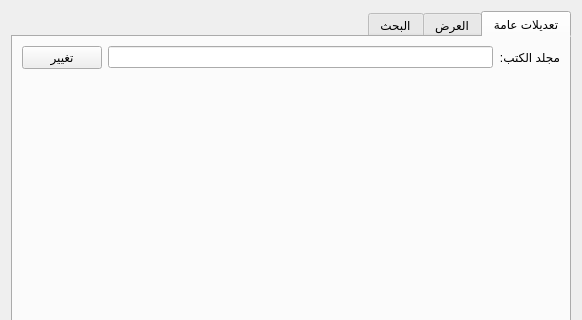
The window that src/settingsdialog.ui (boussouira/moltaqa) describes before a commit, drawn with Qt 5; both pictures show x 0 to 582 and y 0 to 320 of the 582 by 479 pixel window.
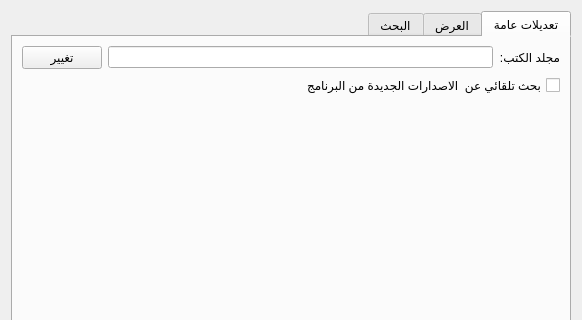
The same window after the commit.

Commit message: Check for application update

```diff
--- a/src/settingsdialog.ui
+++ b/src/settingsdialog.ui
@@ -61,6 +61,13 @@
          </item>
         </layout>
        </item>
+       <item>
+        <widget class="QCheckBox" name="checkAutoUpdate">
+         <property name="text">
+          <string>بحث تلقائي عن  الاصدارات الجديدة من البرنامج</string>
+         </property>
+        </widget>
+       </item>
        <item>
         <spacer name="verticalSpacer">
          <property name="orientation">
```
The commit also changes 12 other files.
